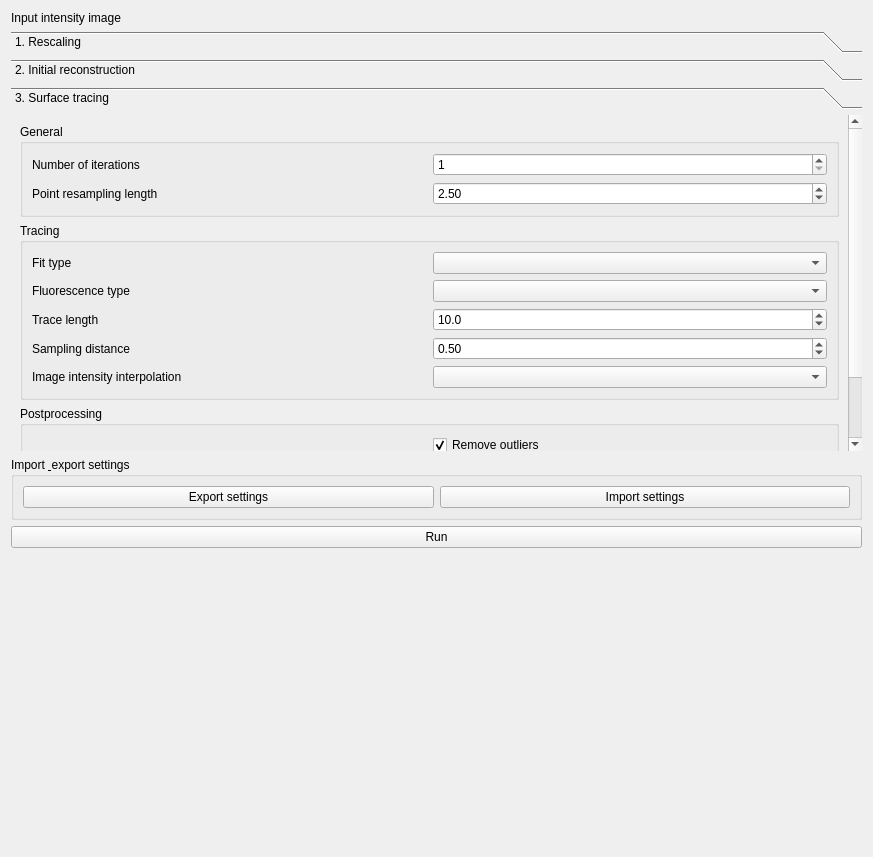
The window that src/napari_stress/_reconstruction/toolbox.ui (campaslab/napari-stress) describes before a commit, drawn with Qt 5.
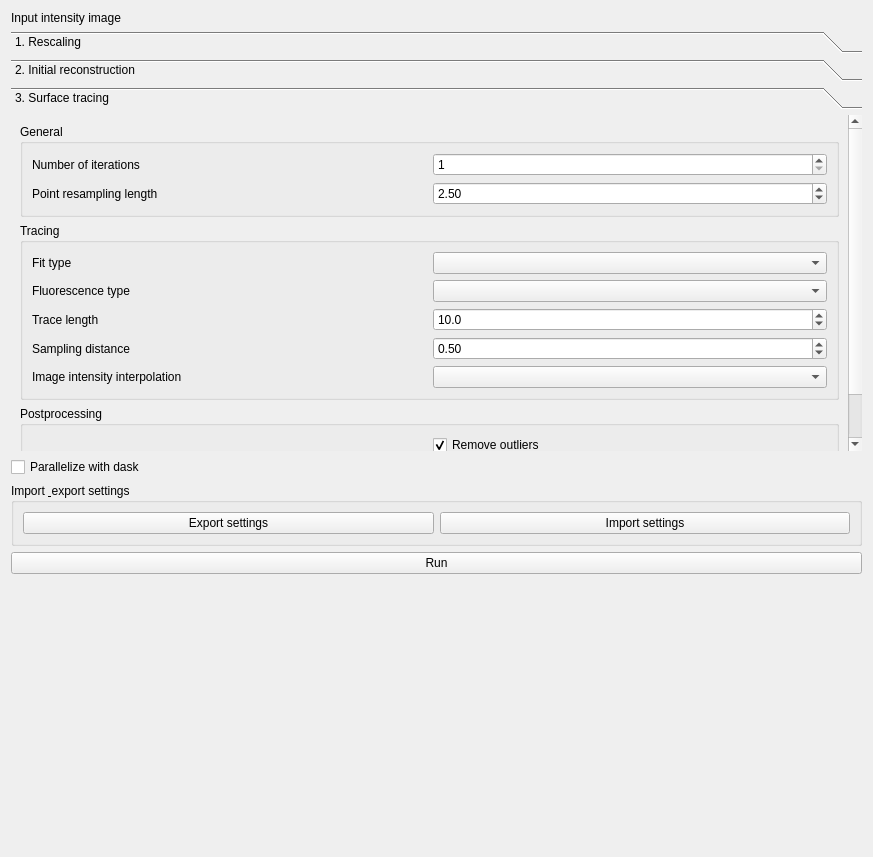
The same window after the commit.

Commit message: moved dask button out of toolbox

Patch:
```diff
--- a/src/napari_stress/_reconstruction/toolbox.ui
+++ b/src/napari_stress/_reconstruction/toolbox.ui
@@ -14,15 +14,35 @@
    <string>Form</string>
   </property>
   <layout class="QGridLayout" name="gridLayout">
-   <item row="0" column="0">
-    <widget class="QLabel" name="label_3">
-     <property name="text">
-      <string>Input intensity image</string>
+   <item row="3" column="0" colspan="2">
+    <widget class="QGroupBox" name="groupBox_4">
+     <property name="title">
+      <string>Import &amp; export settings</string>
      </property>
+     <layout class="QHBoxLayout" name="horizontalLayout">
+      <item>
+       <widget class="QPushButton" name="pushButton_export">
+        <property name="text">
+         <string>Export settings</string>
+        </property>
+       </widget>
+      </item>
+      <item>
+       <widget class="QPushButton" name="pushButton_import">
+        <property name="text">
+         <string>Import settings</string>
+        </property>
+       </widget>
+      </item>
+     </layout>
     </widget>
    </item>
-   <item row="0" column="1">
-    <widget class="QWidget" name="widget" native="true"/>
+   <item row="4" column="0" colspan="2">
+    <widget class="QPushButton" name="pushButton_run">
+     <property name="text">
+      <string>Run</string>
+     </property>
+    </widget>
    </item>
    <item row="1" column="0" colspan="2">
     <widget class="QToolBox" name="toolBox">
@@ -262,13 +282,6 @@
          </layout>
         </widget>
        </item>
-       <item row="3" column="0">
-        <widget class="QCheckBox" name="checkBox_use_dask">
-         <property name="text">
-          <string>Parallelize with dask</string>
-         </property>
-        </widget>
-       </item>
        <item row="0" column="0" colspan="2">
         <widget class="QGroupBox" name="groupBox_3">
          <property name="title">
@@ -422,37 +435,7 @@
      </widget>
     </widget>
    </item>
-   <item row="2" column="0" colspan="2">
-    <widget class="QGroupBox" name="groupBox_4">
-     <property name="title">
-      <string>Import &amp; export settings</string>
-     </property>
-     <layout class="QHBoxLayout" name="horizontalLayout">
-      <item>
-       <widget class="QPushButton" name="pushButton_export">
-        <property name="text">
-         <string>Export settings</string>
-        </property>
-       </widget>
-      </item>
-      <item>
-       <widget class="QPushButton" name="pushButton_import">
-        <property name="text">
-         <string>Import settings</string>
-        </property>
-       </widget>
-      </item>
-     </layout>
-    </widget>
-   </item>
-   <item row="3" column="0" colspan="2">
-    <widget class="QPushButton" name="pushButton_run">
-     <property name="text">
-      <string>Run</string>
-     </property>
-    </widget>
-   </item>
-   <item row="4" column="1">
+   <item row="5" column="1">
     <spacer name="verticalSpacer_3">
      <property name="orientation">
       <enum>Qt::Vertical</enum>
@@ -465,6 +448,23 @@
      </property>
     </spacer>
    </item>
+   <item row="0" column="0">
+    <widget class="QLabel" name="label_3">
+     <property name="text">
+      <string>Input intensity image</string>
+     </property>
+    </widget>
+   </item>
+   <item row="0" column="1">
+    <widget class="QWidget" name="widget" native="true"/>
+   </item>
+   <item row="2" column="0">
+    <widget class="QCheckBox" name="checkBox_use_dask">
+     <property name="text">
+      <string>Parallelize with dask</string>
+     </property>
+    </widget>
+   </item>
   </layout>
  </widget>
  <tabstops>
```
Left out of the diff: 5 changed lines with no effect on the pictures.
